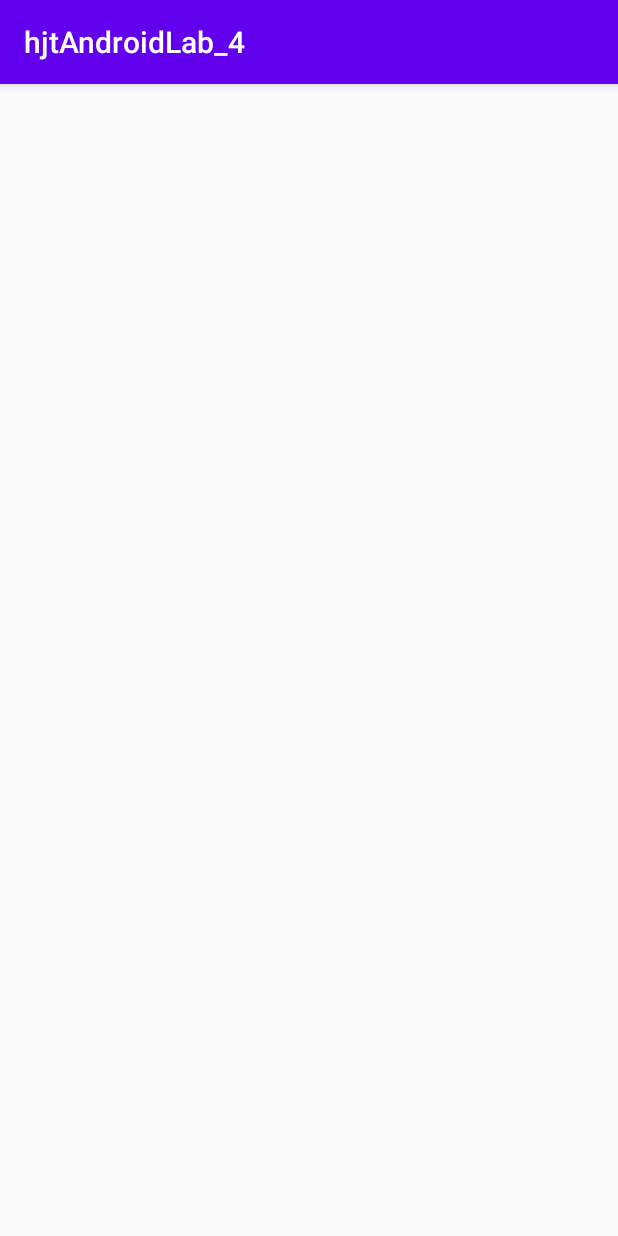
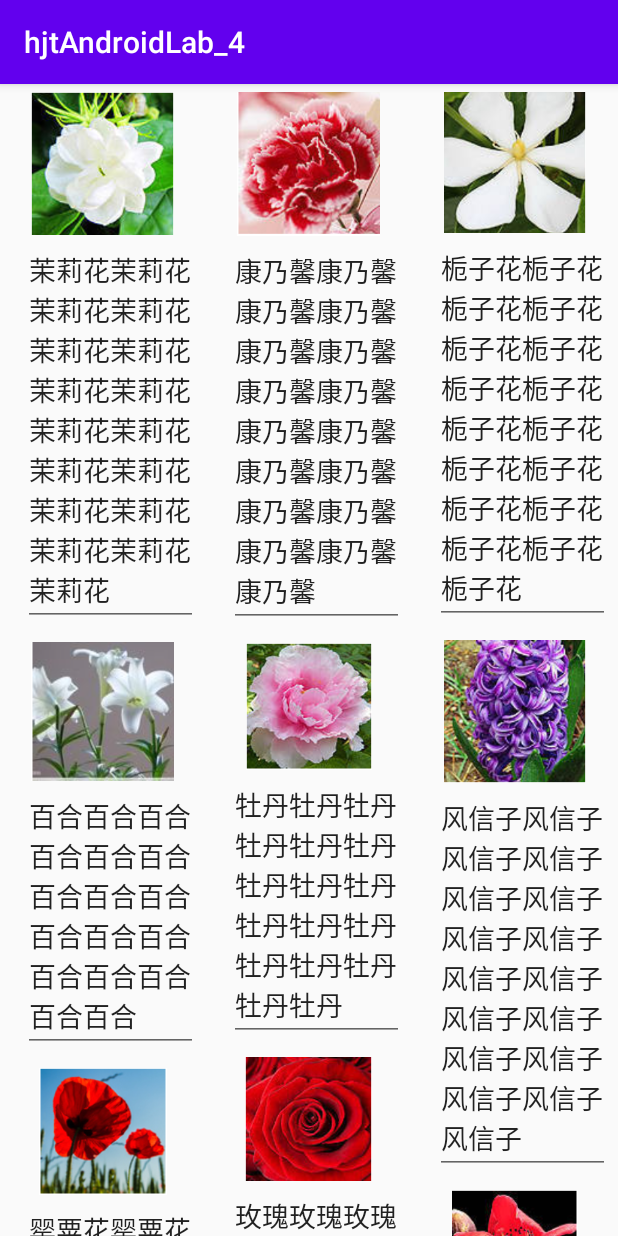
Before and after one commit to HuangJiaTong/2018118133-android, an Android app: the screen it shows after launch (MainActivity), on a phone screen of 412 x 824 dp. Run offline under Robolectric (Android 15) with nearby library versions, the phone set to English and light mode, and no system bars.

Commit message:
修改MainActivity.java

```diff
--- a/AndroidLab_4/hjtAndroidLab_4/app/src/main/java/com/example/hjtandroidlab_4/MainActivity.java
+++ b/AndroidLab_4/hjtAndroidLab_4/app/src/main/java/com/example/hjtandroidlab_4/MainActivity.java
@@ -1,14 +1,66 @@
 package com.example.hjtandroidlab_4;
 
 import androidx.appcompat.app.AppCompatActivity;
+import androidx.recyclerview.widget.RecyclerView;
+import androidx.recyclerview.widget.StaggeredGridLayoutManager;
 
 import android.os.Bundle;
 
-public class MainActivity extends AppCompatActivity {
+import java.util.ArrayList;
+import java.util.List;
+import java.util.Random;
+
+public class MainActivity extends AppCompatActivity{
+
+    private List<Flower> flowerList = new ArrayList<>();
 
     @Override
-    protected void onCreate(Bundle savedInstanceState) {
+    protected void onCreate(Bundle savedInstanceState){
         super.onCreate(savedInstanceState);
         setContentView(R.layout.activity_main);
+        initFlowers();
+        RecyclerView recyclerView = (RecyclerView) findViewById(R.id.recycler_view);
+        StaggeredGridLayoutManager layoutManager = new
+                StaggeredGridLayoutManager(3,StaggeredGridLayoutManager.VERTICAL);
+        recyclerView.setLayoutManager(layoutManager);
+        FlowerAdapter adapter = new FlowerAdapter(flowerList);
+        recyclerView.setAdapter(adapter);
     }
+
+    private  void initFlowers(){
+        for (int i = 0; i < 2; i++){
+            Flower jasmine = new Flower(getRandomlengthName("茉莉花"),R.drawable.jasmine);
+            flowerList.add(jasmine);
+            Flower carnation = new Flower(getRandomlengthName("康乃馨"),R.drawable.carnation);
+            flowerList.add(carnation);
+            Flower gardenia = new Flower(getRandomlengthName("栀子花"),R.drawable.gardenia);
+            flowerList.add(gardenia);
+            Flower hyacinth = new Flower(getRandomlengthName("风信子"),R.drawable.hyacinth);
+            flowerList.add(hyacinth);
+            Flower lily = new Flower(getRandomlengthName("百合"),R.drawable.lily);
+            flowerList.add(lily);
+            Flower peony = new Flower(getRandomlengthName("牡丹"),R.drawable.peony);
+            flowerList.add(peony);
+            Flower rose = new Flower(getRandomlengthName("玫瑰"),R.drawable.rose);
+            flowerList.add(rose);
+            Flower poppy =  new Flower(getRandomlengthName("罂粟花"),R.drawable.poppy);
+            flowerList.add(poppy);
+            Flower kapok = new Flower(getRandomlengthName("木棉花"),R.drawable.kapok);
+            flowerList.add(kapok);
+            Flower mimosa = new Flower(getRandomlengthName("含羞草"),R.drawable.mimosa);
+            flowerList.add(mimosa);
+
+        }
+    }
+    private String getRandomlengthName(String name){
+        Random random = new Random();
+        int length = random.nextInt(20)+1;
+        StringBuilder builder = new StringBuilder();
+        for (int i = 0; i < length; i++){
+            builder.append(name);
+        }
+        return builder.toString();
+    }
+
+
 }
```
